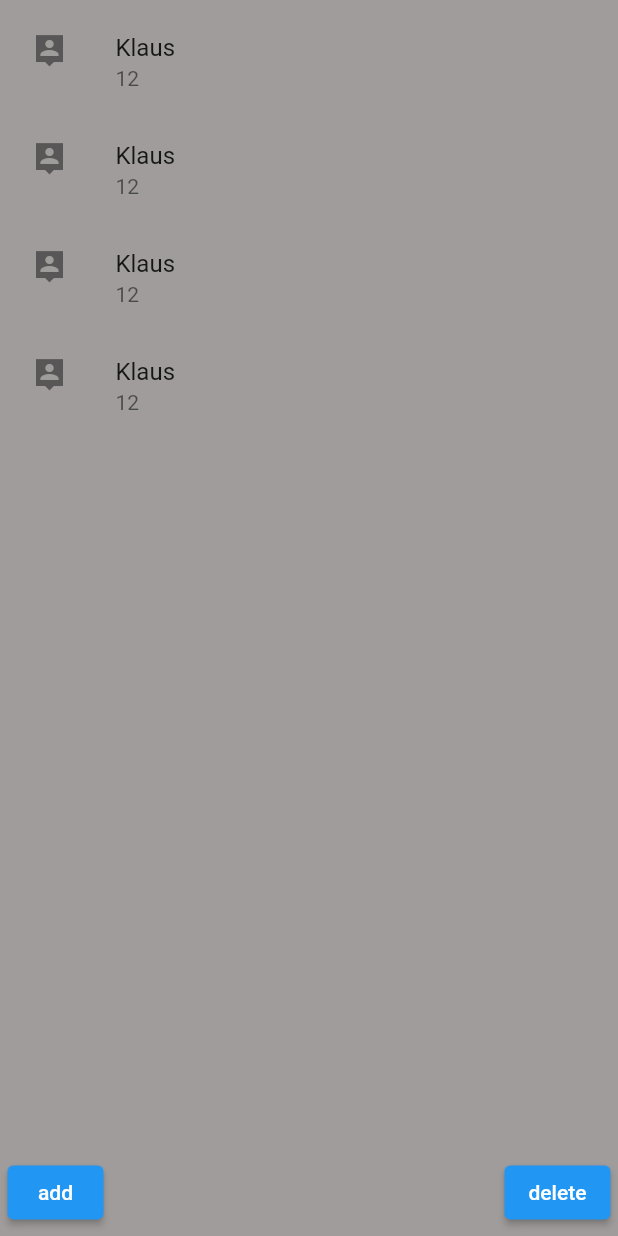
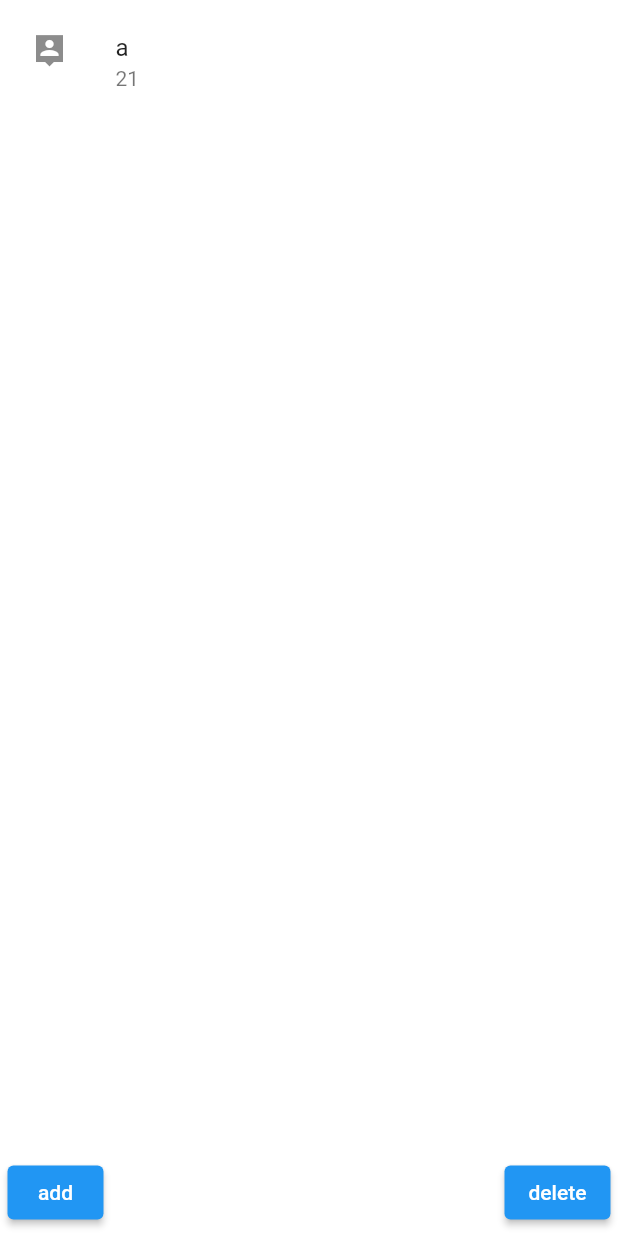
Before and after one commit to marvinkraus/Flutter-Demo-App_Namensliste, a Flutter app: the screen it shows after launch, on a phone screen of 412 x 824 dp. Run offline on Flutter 3.47's test engine with Material 2 defaults, Android fonts, the phone set to English and light mode, and no system bars.

Commit message:
--- Auto-Git Commit ---

```diff
--- a/lib/pages/addNewPerson.dart
+++ b/lib/pages/addNewPerson.dart
@@ -38,7 +38,7 @@ class addNewPersonPage extends StatelessWidget {
           ElevatedButton(
               onPressed: (() {
                 if (name.isNotEmpty) {
-                  Person p = Person(name: name, alter: alter, picture: "");
+                  Person p = Person(name, alter, picture);
                   Navigator.of(context).pop(p);
                 }
               }),
--- a/lib/pages/start.dart
+++ b/lib/pages/start.dart
@@ -19,13 +19,7 @@ class _StartPage extends State<StartPage> {
 // ohne Unterstrich = Public Variable
 // Mit Unterstrich = Private Variable
 
-  List<String> personen = ["Klaus", "Gabi", "Hans"];
-  List<Person> personenListe = [
-    Person(name: "Klaus", alter: 12, picture: "Test"),
-    Person(name: "Klaus", alter: 12, picture: "Test"),
-    Person(name: "Klaus", alter: 12, picture: "Test"),
-    Person(name: "Klaus", alter: 12, picture: "Test")
-  ];
+  List<Person> personenListe = [Person("a", 21, "")];
 
   SnackBar mySnackBar() {
     return const SnackBar(
@@ -61,11 +55,13 @@ class _StartPage extends State<StartPage> {
         });
   }
 
+  //Future<Person> fetchPerson() async {}
+
   int indexSelected = -1;
   @override
   Widget build(BuildContext context) {
     return Scaffold(
-      backgroundColor: Color.fromARGB(255, 160, 156, 156),
+      backgroundColor: Color.fromARGB(255, 255, 255, 255),
       body: Padding(
           padding: const EdgeInsets.all(5),
           child: Column(
@@ -85,7 +81,7 @@ class _StartPage extends State<StartPage> {
                           },
                           child: ListTile(
                               tileColor: indexSelected == index
-                                  ? Colors.red
+                                  ? Color.fromARGB(255, 86, 77, 167)
                                   : Colors.transparent,
                               leading: const Icon(Icons.person_pin_sharp),
                               title: Text(personenListe[index].name),
--- a/pubspec.yaml
+++ b/pubspec.yaml
@@ -29,7 +29,7 @@ environment:
 dependencies:
   flutter:
     sdk: flutter
-  url_launcher: ^6.1.2
+  http: ^0.13.4
 
   # The following adds the Cupertino Icons font to your application.
   # Use with the CupertinoIcons class for iOS style icons.
```
Also changed, not shown: lib/entitity/personen.dart (+17 -1 lines), .autogit/logs/log-9-5-2022-10-42-14.txt (added), pubspec.lock, 5 other files.
